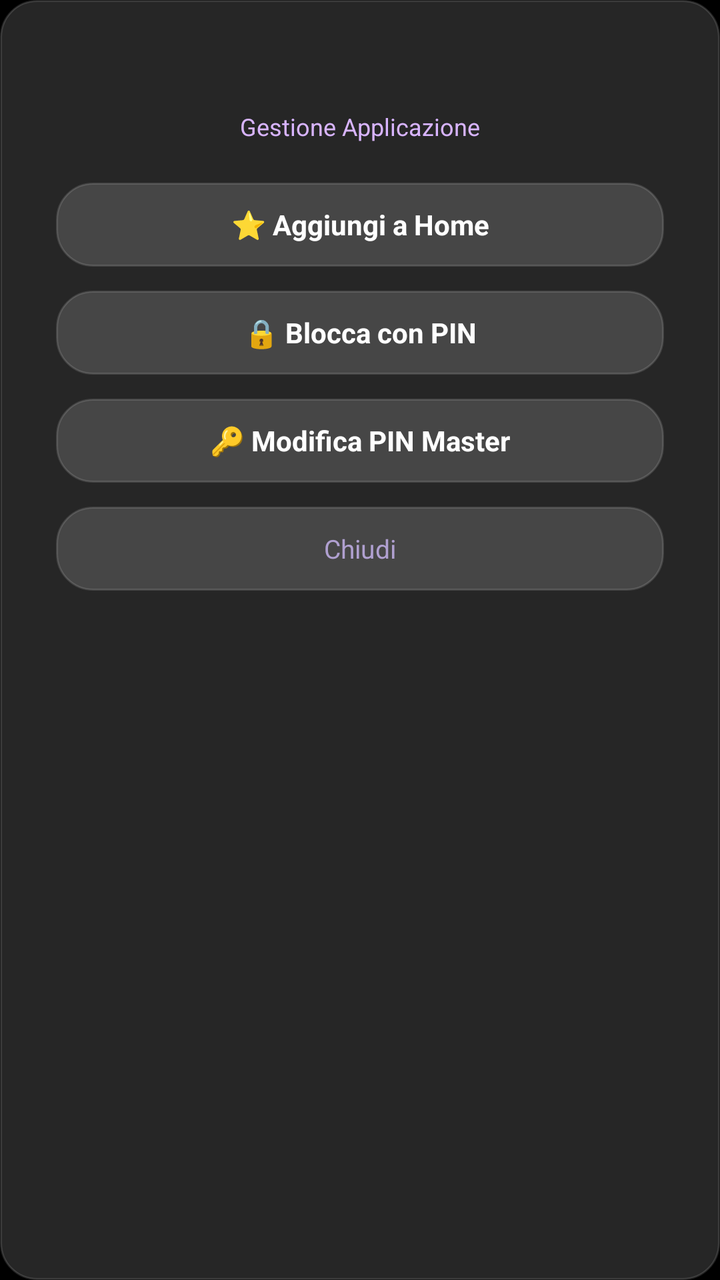
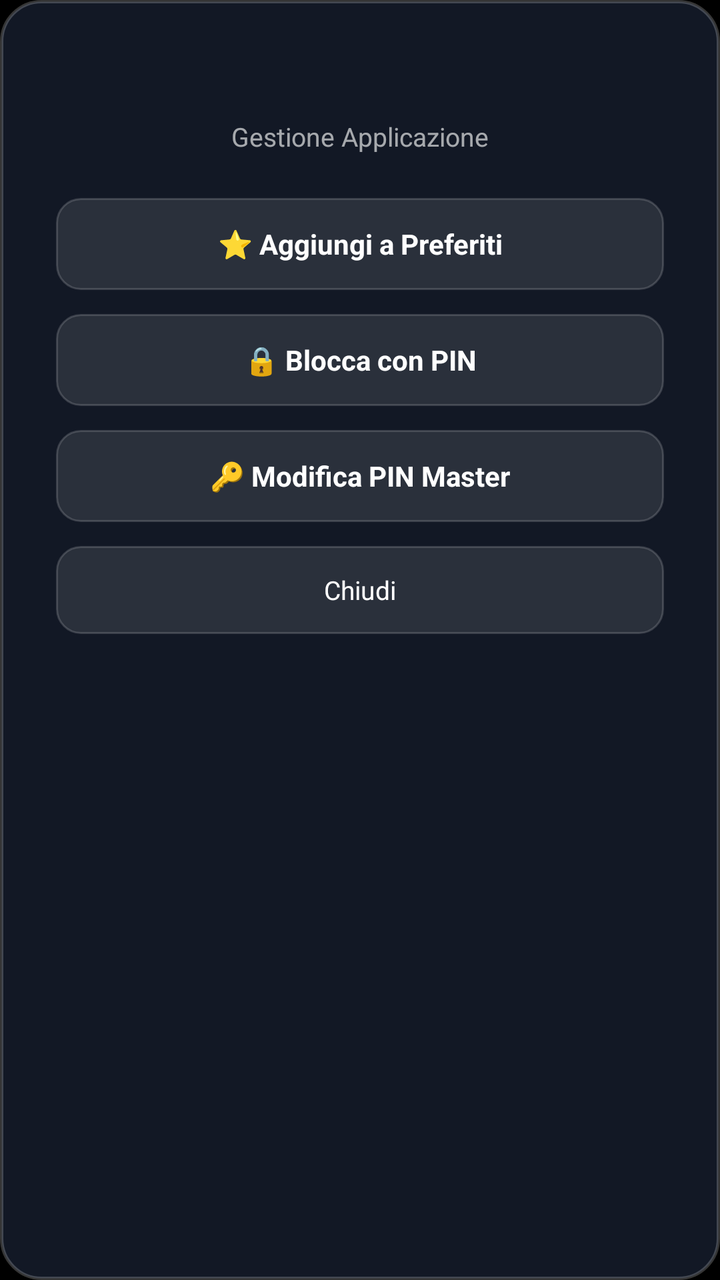

Before-and-after screenshots of an Android layout around one commit, followed by the original layout XML and the change that was made.
<!-- AndroidManifest.xml: application theme Theme.Zenith -->
<!-- res/layout/dialog_app_options.xml -->
<?xml version="1.0" encoding="utf-8"?>
<LinearLayout xmlns:android="http://schemas.android.com/apk/res/android"
    android:id="@+id/ll_options_root"
    android:layout_width="380dp"
    android:layout_height="wrap_content"
    android:orientation="vertical"
    android:background="@drawable/pill_bg_normal"
    android:paddingStart="28dp"
    android:paddingEnd="28dp"
    android:paddingTop="24dp"
    android:paddingBottom="24dp"
    android:gravity="center_horizontal">

    <TextView
        android:id="@+id/tv_options_title"
        android:layout_width="wrap_content"
        android:layout_height="wrap_content"
        android:textColor="@color/text_primary"
        android:textSize="20sp"
        android:textStyle="bold"
        android:gravity="center"
        android:singleLine="true" />

    <TextView
        android:id="@+id/tv_options_subtitle"
        android:layout_width="wrap_content"
        android:layout_height="wrap_content"
        android:layout_marginTop="4dp"
        android:layout_marginBottom="20dp"
        android:textColor="@color/accent"
        android:textSize="12sp"
        android:text="Gestione Applicazione" />

    
    <TextView
        android:id="@+id/btn_opt_favorite"
        android:layout_width="match_parent"
        android:layout_height="42dp"
        android:background="@drawable/pill_background"
        android:focusable="true"
        android:clickable="true"
        android:gravity="center"
        android:text="⭐ Aggiungi a Home"
        android:textColor="@color/text_primary"
        android:textSize="14sp"
        android:textStyle="bold" />

    
    <TextView
        android:id="@+id/btn_opt_lock"
        android:layout_width="match_parent"
        android:layout_height="42dp"
        android:layout_marginTop="12dp"
        android:background="@drawable/pill_background"
        android:focusable="true"
        android:clickable="true"
        android:gravity="center"
        android:text="🔒 Blocca con PIN"
        android:textColor="@color/text_primary"
        android:textSize="14sp"
        android:textStyle="bold" />

    
    <TextView
        android:id="@+id/btn_opt_change_pin"
        android:layout_width="match_parent"
        android:layout_height="42dp"
        android:layout_marginTop="12dp"
        android:background="@drawable/pill_background"
        android:focusable="true"
        android:clickable="true"
        android:gravity="center"
        android:text="🔑 Modifica PIN Master"
        android:textColor="@color/text_primary"
        android:textSize="14sp"
        android:textStyle="bold" />

    
    <TextView
        android:id="@+id/btn_opt_cancel"
        android:layout_width="match_parent"
        android:layout_height="42dp"
        android:layout_marginTop="12dp"
        android:background="@drawable/pill_background"
        android:focusable="true"
        android:clickable="true"
        android:gravity="center"
        android:text="Chiudi"
        android:textColor="#B0A0D0"
        android:textSize="13sp" />

</LinearLayout>
<!-- resources referenced by this layout -->
<resources>
  <color name="accent">#D8B4FE</color>
  <color name="text_primary">#FFFFFFFF</color>
  <!-- drawable pill_background (drawable) -->
  <?xml version="1.0" encoding="utf-8"?>
  <selector xmlns:android="http://schemas.android.com/apk/res/android">
      <item android:state_focused="true" android:drawable="@drawable/pill_bg_focused" />
      <item android:state_selected="true" android:drawable="@drawable/pill_bg_focused" />
      <item android:state_pressed="true" android:drawable="@drawable/pill_bg_focused" />
      <item android:drawable="@drawable/pill_bg_normal" />
  </selector>
  <!-- drawable pill_bg_normal (drawable) -->
  <?xml version="1.0" encoding="utf-8"?>
  <shape xmlns:android="http://schemas.android.com/apk/res/android"
      android:shape="rectangle">
      <corners android:radius="18dp" />
      <solid android:color="#26FFFFFF" />
      <stroke
          android:width="1dp"
          android:color="#22FFFFFF" />
  </shape>
  <style name="Theme.Zenith" parent="@android:style/Theme.NoTitleBar.Fullscreen">
          <item name="android:windowBackground">@android:color/black</item>
          <item name="android:colorBackground">@android:color/black</item>
          <item name="android:textColorPrimary">@color/text_primary</item>
          <item name="android:textColorSecondary">@color/text_secondary</item>
      </style>
  <!-- drawable pill_bg_focused (drawable) -->
  <?xml version="1.0" encoding="utf-8"?>
  <shape xmlns:android="http://schemas.android.com/apk/res/android"
      android:shape="rectangle">
      <corners android:radius="18dp" />
      <solid android:color="#954A148C" />
      <stroke
          android:width="2dp"
          android:color="#E040FB" />
  </shape>
  <color name="text_secondary">#CCE2D9F3</color>
</resources>

<!-- the commit's change to res/layout/dialog_app_options.xml (unified diff, before → after) -->
@@ -1,22 +1,23 @@
 <?xml version="1.0" encoding="utf-8"?>
 <LinearLayout xmlns:android="http://schemas.android.com/apk/res/android"
     android:id="@+id/ll_options_root"
-    android:layout_width="380dp"
+    android:layout_width="400dp"
     android:layout_height="wrap_content"
+    android:layout_gravity="center"
     android:orientation="vertical"
-    android:background="@drawable/pill_bg_normal"
+    android:background="@drawable/dialog_background"
     android:paddingStart="28dp"
     android:paddingEnd="28dp"
-    android:paddingTop="24dp"
-    android:paddingBottom="24dp"
+    android:paddingTop="26dp"
+    android:paddingBottom="26dp"
     android:gravity="center_horizontal">
 
     <TextView
         android:id="@+id/tv_options_title"
         android:layout_width="wrap_content"
         android:layout_height="wrap_content"
-        android:textColor="@color/text_primary"
-        android:textSize="20sp"
+        android:textColor="#FFFFFFFF"
+        android:textSize="22sp"
         android:textStyle="bold"
         android:gravity="center"
         android:singleLine="true" />
@@ -26,22 +27,22 @@
         android:layout_width="wrap_content"
         android:layout_height="wrap_content"
         android:layout_marginTop="4dp"
-        android:layout_marginBottom="20dp"
-        android:textColor="@color/accent"
-        android:textSize="12sp"
+        android:layout_marginBottom="22dp"
+        android:textColor="#A0FFFFFF"
+        android:textSize="13sp"
         android:text="Gestione Applicazione" />
 
     
     <TextView
         android:id="@+id/btn_opt_favorite"
         android:layout_width="match_parent"
-        android:layout_height="42dp"
-        android:background="@drawable/pill_background"
+        android:layout_height="46dp"
+        android:background="@drawable/dialog_button_selector"
         android:focusable="true"
         android:clickable="true"
         android:gravity="center"
-        android:text="⭐ Aggiungi a Home"
-        android:textColor="@color/text_primary"
+        android:text="⭐ Aggiungi a Preferiti"
+        android:textColor="@color/dialog_button_text_color"
         android:textSize="14sp"
         android:textStyle="bold" />
 
@@ -49,14 +50,14 @@
     <TextView
         android:id="@+id/btn_opt_lock"
         android:layout_width="match_parent"
-        android:layout_height="42dp"
+        android:layout_height="46dp"
         android:layout_marginTop="12dp"
-        android:background="@drawable/pill_background"
+        android:background="@drawable/dialog_button_selector"
         android:focusable="true"
         android:clickable="true"
         android:gravity="center"
         android:text="🔒 Blocca con PIN"
-        android:textColor="@color/text_primary"
+        android:textColor="@color/dialog_button_text_color"
         android:textSize="14sp"
         android:textStyle="bold" />
 
@@ -64,14 +65,14 @@
     <TextView
         android:id="@+id/btn_opt_change_pin"
         android:layout_width="match_parent"
-        android:layout_height="42dp"
+        android:layout_height="46dp"
         android:layout_marginTop="12dp"
-        android:background="@drawable/pill_background"
+        android:background="@drawable/dialog_button_selector"
         android:focusable="true"
         android:clickable="true"
         android:gravity="center"
         android:text="🔑 Modifica PIN Master"
-        android:textColor="@color/text_primary"
+        android:textColor="@color/dialog_button_text_color"
         android:textSize="14sp"
         android:textStyle="bold" />
 
@@ -79,14 +80,14 @@
     <TextView
         android:id="@+id/btn_opt_cancel"
         android:layout_width="match_parent"
-        android:layout_height="42dp"
+        android:layout_height="44dp"
         android:layout_marginTop="12dp"
-        android:background="@drawable/pill_background"
+        android:background="@drawable/dialog_button_selector"
         android:focusable="true"
         android:clickable="true"
         android:gravity="center"
         android:text="Chiudi"
-        android:textColor="#B0A0D0"
+        android:textColor="@color/dialog_button_text_color"
         android:textSize="13sp" />
 
 </LinearLayout>
<!-- resource entries referenced after the edit -->
@@ -1,41 +1,44 @@
 <!-- resources referenced by this layout -->
 <resources>
-  <color name="accent">#D8B4FE</color>
-  <color name="text_primary">#FFFFFFFF</color>
-  <!-- drawable pill_background (drawable) -->
-  <?xml version="1.0" encoding="utf-8"?>
-  <selector xmlns:android="http://schemas.android.com/apk/res/android">
-      <item android:state_focused="true" android:drawable="@drawable/pill_bg_focused" />
-      <item android:state_selected="true" android:drawable="@drawable/pill_bg_focused" />
-      <item android:state_pressed="true" android:drawable="@drawable/pill_bg_focused" />
-      <item android:drawable="@drawable/pill_bg_normal" />
-  </selector>
-  <!-- drawable pill_bg_normal (drawable) -->
+  <!-- drawable dialog_background (drawable) -->
   <?xml version="1.0" encoding="utf-8"?>
   <shape xmlns:android="http://schemas.android.com/apk/res/android"
       android:shape="rectangle">
-      <corners android:radius="18dp" />
-      <solid android:color="#26FFFFFF" />
-      <stroke
-          android:width="1dp"
-          android:color="#22FFFFFF" />
+      <corners android:radius="20dp" />
+      <solid android:color="#F2141A28" />
+      <stroke android:width="1.5dp" android:color="#35FFFFFF" />
   </shape>
+  <!-- drawable dialog_button_selector (drawable) -->
+  <?xml version="1.0" encoding="utf-8"?>
+  <selector xmlns:android="http://schemas.android.com/apk/res/android">
+      <item android:state_focused="true">
+          <shape android:shape="rectangle">
+              <corners android:radius="12dp" />
+              <solid android:color="#FFFFFFFF" />
+              <stroke android:width="2dp" android:color="#FFFFFFFF" />
+          </shape>
+      </item>
+      <item android:state_pressed="true">
+          <shape android:shape="rectangle">
+              <corners android:radius="12dp" />
+              <solid android:color="#D0FFFFFF" />
+          </shape>
+      </item>
+      <item>
+          <shape android:shape="rectangle">
+              <corners android:radius="12dp" />
+              <solid android:color="#1AFFFFFF" />
+              <stroke android:width="1dp" android:color="#2AFFFFFF" />
+          </shape>
+      </item>
+  </selector>
+  <color name="text_primary">#FFFFFFFF</color>
   <style name="Theme.Zenith" parent="@android:style/Theme.NoTitleBar.Fullscreen">
           <item name="android:windowBackground">@android:color/black</item>
           <item name="android:colorBackground">@android:color/black</item>
           <item name="android:textColorPrimary">@color/text_primary</item>
           <item name="android:textColorSecondary">@color/text_secondary</item>
       </style>
-  <!-- drawable pill_bg_focused (drawable) -->
-  <?xml version="1.0" encoding="utf-8"?>
-  <shape xmlns:android="http://schemas.android.com/apk/res/android"
-      android:shape="rectangle">
-      <corners android:radius="18dp" />
-      <solid android:color="#954A148C" />
-      <stroke
-          android:width="2dp"
-          android:color="#E040FB" />
-  </shape>
   <color name="text_secondary">#CCE2D9F3</color>
 </resources>
 
